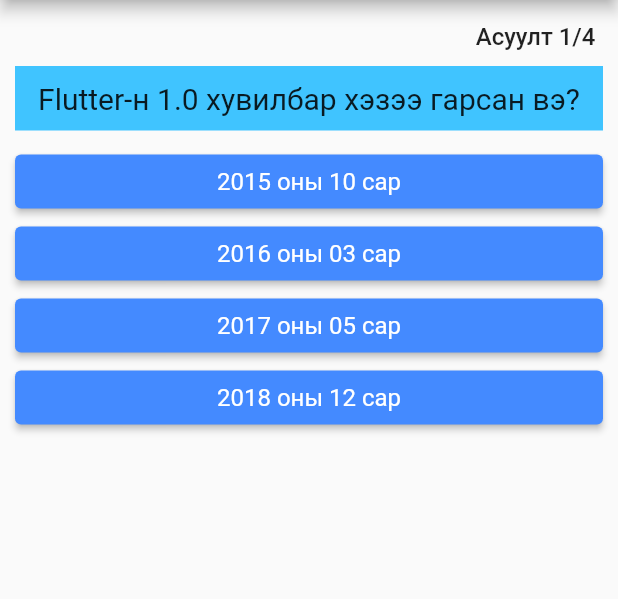
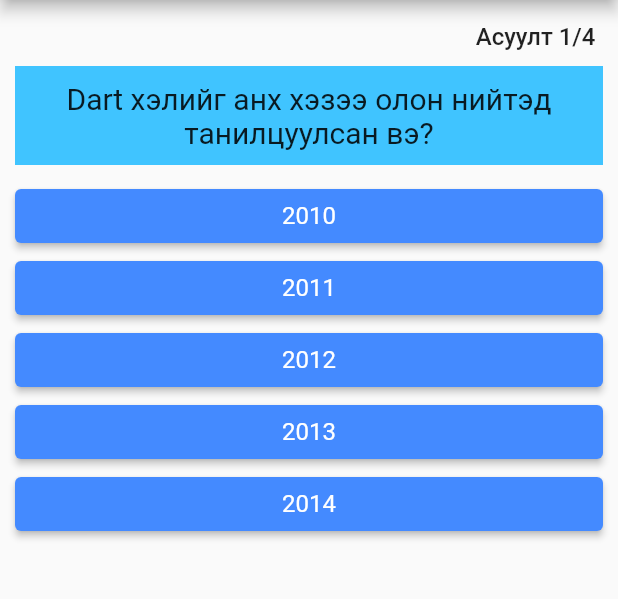
Before and after one commit to battulgau/quiz_app_test, a Flutter app: the screen it shows after launch, on a phone screen of 412 x 824 dp, the part 84-683 px from its top. Run offline on Flutter 3.47's test engine with Material 2 defaults, Android fonts, the phone set to English and light mode, and no system bars.

Commit message:
answer widget

```diff
--- /dev/null
+++ b/lib/answer.dart
@@ -0,0 +1,23 @@
+import 'package:flutter/material.dart';
+
+class Answer extends StatelessWidget {
+  final Function selecthandler;
+  final String answerText;
+  const Answer(this.selecthandler, this.answerText, {super.key});
+
+  @override
+  Widget build(BuildContext context) {
+    return Container(
+      width: double.infinity,
+      margin: const EdgeInsets.only(left: 10, right: 10),
+      child: ElevatedButton(
+        style: ElevatedButton.styleFrom(
+            backgroundColor: Colors.blueAccent,
+            foregroundColor: Colors.white,
+            textStyle: const TextStyle(fontSize: 16)),
+        onPressed: () => selecthandler(),
+        child: Text(answerText),
+      ),
+    );
+  }
+}
--- a/lib/main.dart
+++ b/lib/main.dart
@@ -1,6 +1,24 @@
 import 'package:flutter/material.dart';
+import 'package:quiz_app_test/answer.dart';
 
 void main() => runApp(MyApp());
+
+const questions = [
+  {
+    "questionText": "Dart хэлийг анх хэзээ олон нийтэд танилцуулсан вэ?",
+    "answer": ["2010", "2011", "2012", "2013", "2014"]
+  },
+  {
+    "questionText": "Flutter-н 1.0 хувилбар хэзээ гарсан вэ?",
+    "answer": [
+      "2015 оны 10 сар",
+      "2016 оны 03 сар",
+      "2017 оны 05 сар",
+      "2018 оны 12 сар",
+      "2019 оны 04 сар"
+    ],
+  }
+];
 
 // ignore: use_key_in_widget_constructors
 class MyApp extends StatefulWidget {
@@ -9,7 +27,16 @@ class MyApp extends StatefulWidget {
 }
 
 class _MyAppState extends State<MyApp> {
-  void questionAnswer() {}
+  int questionIndex = 0;
+  void questionAnswer() {
+    setState(() {
+      if (questionIndex < questions.length - 1) {
+        questionIndex += 1;
+      }
+      // else {questionIndex = 0;}
+    });
+  }
+
   @override
   Widget build(BuildContext context) {
     return MaterialApp(
@@ -33,60 +60,14 @@ class _MyAppState extends State<MyApp> {
               margin: const EdgeInsets.all(10),
               padding: const EdgeInsets.all(10),
               width: double.infinity,
-              child: const Text(
-                'Flutter-н 1.0 хувилбар хэзээ гарсан вэ?',
-                style: TextStyle(fontSize: 20),
+              child: Text(
+                questions[questionIndex]["questionText"].toString(),
+                style: const TextStyle(fontSize: 20),
                 textAlign: TextAlign.center,
               ),
             ),
-            Container(
-              width: double.infinity,
-              margin: const EdgeInsets.only(left: 10, right: 10),
-              child: ElevatedButton(
-                style: ElevatedButton.styleFrom(
-                    backgroundColor: Colors.blueAccent,
-                    foregroundColor: Colors.white,
-                    textStyle: const TextStyle(fontSize: 16)),
-                onPressed: questionAnswer,
-                child: const Text('2015 оны 10 сар'),
-              ),
-            ),
-            Container(
-              width: double.infinity,
-              margin: const EdgeInsets.only(left: 10, right: 10),
-              child: ElevatedButton(
-                style: ElevatedButton.styleFrom(
-                    backgroundColor: Colors.blueAccent,
-                    foregroundColor: Colors.white,
-                    textStyle: const TextStyle(fontSize: 16)),
-                onPressed: questionAnswer,
-                child: const Text('2016 оны 03 сар'),
-              ),
-            ),
-            Container(
-              width: double.infinity,
-              margin: const EdgeInsets.only(left: 10, right: 10),
-              child: ElevatedButton(
-                style: ElevatedButton.styleFrom(
-                    backgroundColor: Colors.blueAccent,
-                    foregroundColor: Colors.white,
-                    textStyle: const TextStyle(fontSize: 16)),
-                onPressed: questionAnswer,
-                child: const Text('2017 оны 05 сар'),
-              ),
-            ),
-            Container(
-              width: double.infinity,
-              margin: const EdgeInsets.only(left: 10, right: 10),
-              child: ElevatedButton(
-                style: ElevatedButton.styleFrom(
-                    backgroundColor: Colors.blueAccent,
-                    foregroundColor: Colors.white,
-                    textStyle: const TextStyle(fontSize: 16)),
-                onPressed: questionAnswer,
-                child: const Text('2018 оны 12 сар'),
-              ),
-            ),
+            for (String answer in questions[questionIndex]["answer"] as List)
+              Answer(questionAnswer, answer.toString()),
           ],
         ),
       ),
```
Also changed, not shown: 1 other file.
